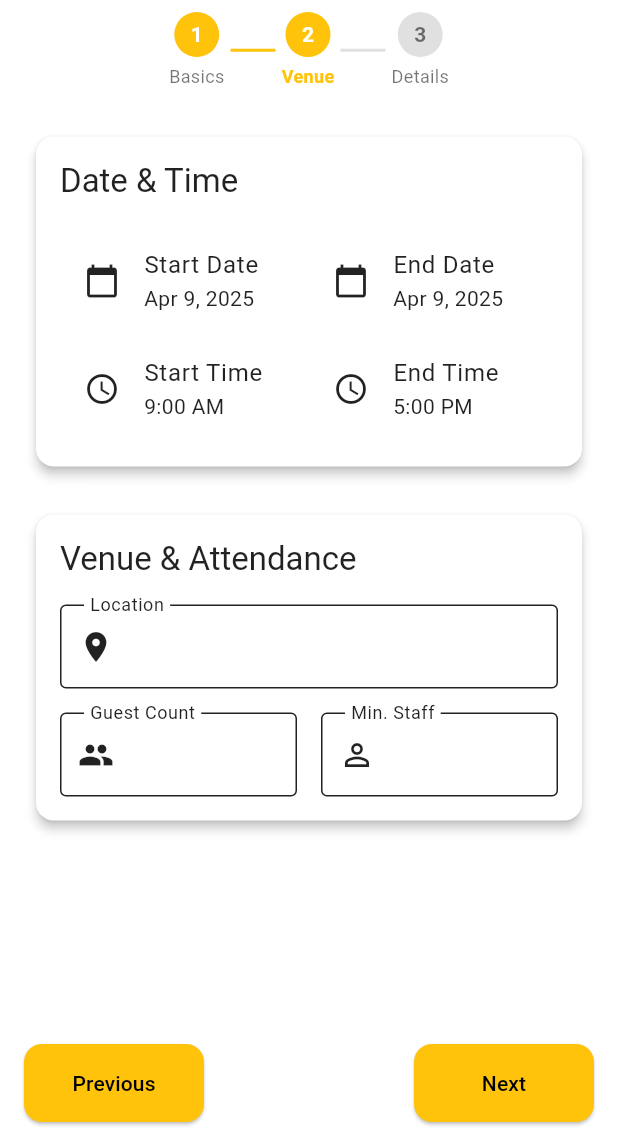
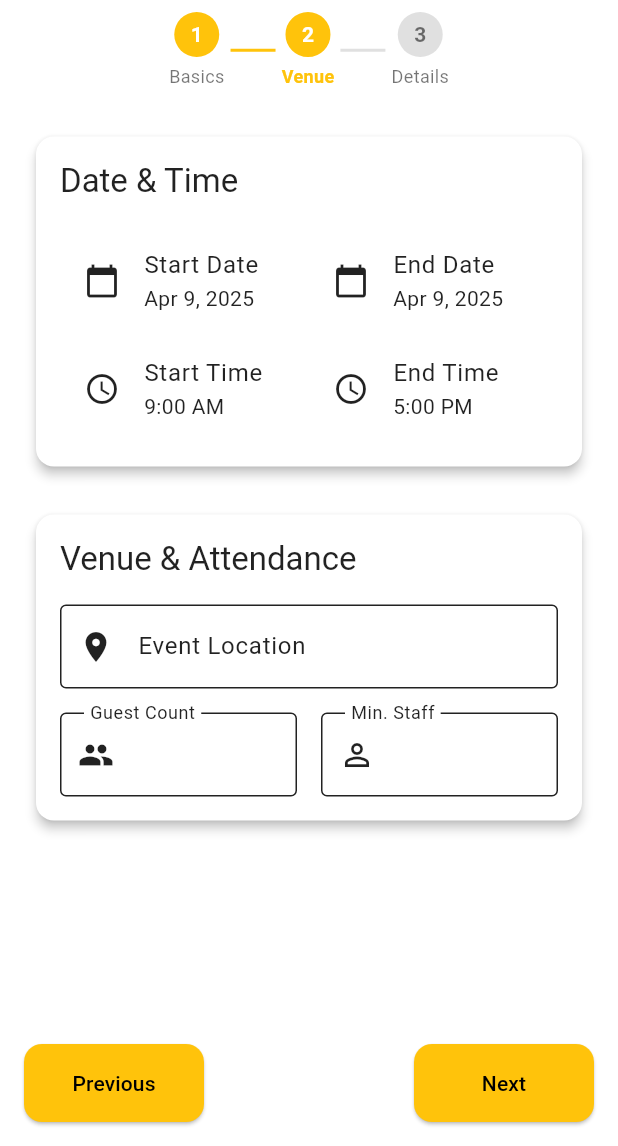
Before and after one commit to HarzaanHussain/cateredtoyou, a Flutter app: the EventEditScreen screen opened by its route, swiped to page 2, on a phone screen of 412 x 824 dp, the part 90-1236 px from its top. Run offline on Flutter 3.47's test engine with Material 3 defaults, Android fonts, the phone set to English and light mode, and no system bars; our stand-ins replace cloud_firestore, firebase_auth, firebase_core, flutter_local_notifications, flutter_map, flutter_timezone and 6 more; missing offline and left inert: flutter_map_cancellable_tile_provider; accounts and stored records are empty.

Commit message:
the event creation now uses location autocomplete

```diff
--- a/lib/views/events/event_edit_screen.dart
+++ b/lib/views/events/event_edit_screen.dart
@@ -1,8 +1,10 @@
 import 'package:cateredtoyou/models/customer_model.dart';
+import 'package:cateredtoyou/utils/auto_complete.dart';
 import 'package:cateredtoyou/widgets/event_metadata_selection.dart';
 import 'package:cateredtoyou/widgets/staff_assignment.dart';
 import 'package:cloud_firestore/cloud_firestore.dart';
 import 'package:flutter/material.dart';
+import 'package:latlong2/latlong.dart';
 import 'package:provider/provider.dart';
 import 'package:go_router/go_router.dart';
 import 'package:intl/intl.dart';
@@ -35,6 +37,7 @@ class _EventEditScreenState extends State<EventEditScreen> {
   final _guestCountController = TextEditingController();
   final _minStaffController = TextEditingController();
   final _notesController = TextEditingController();
+  LatLng? _eventLocation;
 
   // Page controller for multi-step form
   late PageController _pageController;
@@ -589,17 +592,27 @@ class _EventEditScreenState extends State<EventEditScreen> {
                     style: Theme.of(context).textTheme.titleLarge,
                   ),
                   const SizedBox(height: 16),
-                  CustomTextField(
-                    controller: _locationController,
-                    label: 'Location',
-                    prefixIcon: Icons.location_on,
-                    validator: (value) {
-                      if (value == null || value.isEmpty) {
-                        return 'Please enter a location';
-                      }
-                      return null;
-                    },
-                  ),
+                  AddressAutoComplete(
+                      controller: _locationController,
+                      label: 'Event Location',
+                      hint: 'Enter event venue address',
+                      isPickup: false,
+                      onLocationSelected: (location) {
+                        setState(() {
+                          _eventLocation = location;
+                        });
+                      }),
+                  // CustomTextField(
+                  //   controller: _locationController,
+                  //   label: 'Location',
+                  //   prefixIcon: Icons.location_on,
+                  //   validator: (value) {
+                  //     if (value == null || value.isEmpty) {
+                  //       return 'Please enter a location';
+                  //     }
+                  //     return null;
+                  //   },
+                  // ),
                   const SizedBox(height: 16),
                   Row(
                     children: [
```
